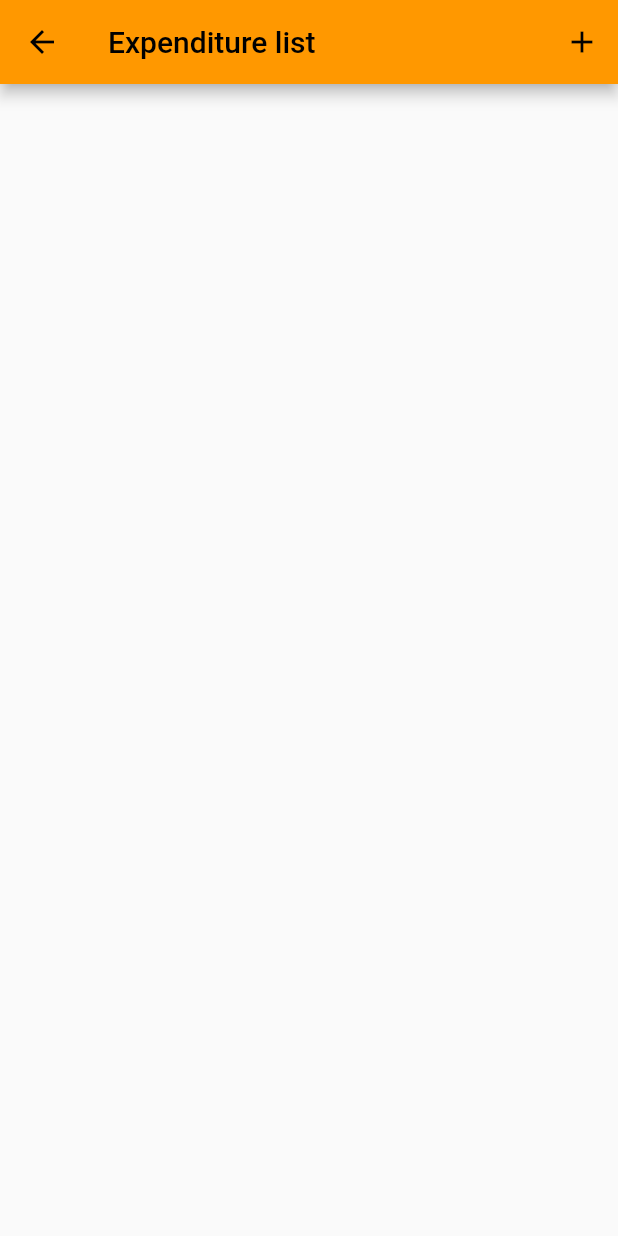
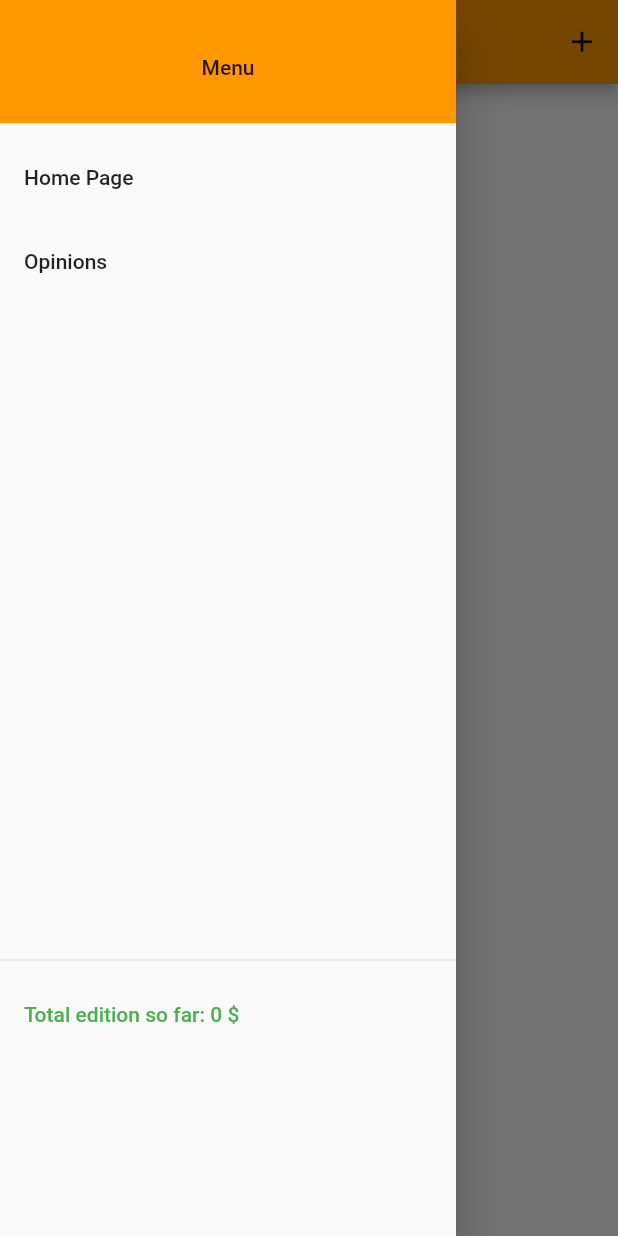
Before and after one commit to tarkomate99/KiadasManagement, a Flutter app: the KiadasokListScreen screen opened directly, with the side drawer open (before the commit the screen has no drawer), on a phone screen of 412 x 824 dp. Run offline on Flutter 3.47's test engine with Material 2 defaults, Android fonts, the phone set to English and light mode, and no system bars; our stand-ins replace camera, contacts_service, easy_localization, geolocator, get, google_maps_flutter and 2 more; accounts and stored records are empty.

Commit message:
last upload

```diff
--- a/lib/Blocs/text_provider.dart
+++ b/lib/Blocs/text_provider.dart
@@ -1,46 +1,73 @@
+import 'dart:math';
+
 import 'package:flutter/cupertino.dart';
 
-class TextProvider extends ChangeNotifier{
-
+class TextProvider extends ChangeNotifier {
   String? search;
   String? name;
   String? path;
+  int? total = 0;
 
-  getText(String text){
-    if(text!=null){
-      search=text;
+  getText(String text) {
+    if (text != null) {
+      search = text;
     }
     notifyListeners();
   }
-  setText(){
-    if(search!=null){
+
+  setText() {
+    if (search != null) {
       return search;
     }
     return '';
   }
 
-  getName(String text){
-    if(text!=null){
-      name=text;
+  getName(String text) {
+    if (text != null) {
+      name = text;
     }
     notifyListeners();
   }
-  setName(){
-    if(name!=null){
+
+  setName() {
+    if (name != null) {
       return name;
     }
     return '';
   }
-  getPath(String text){
-    if(text!=null){
-      path=text;
+
+  getPath(String text) {
+    if (text != null) {
+      path = text;
     }
     notifyListeners();
   }
-  setPath(){
-    if(path!=null){
+
+  setPath() {
+    if (path != null) {
       return path;
     }
     return '';
   }
+
+  getTotal(int price) {
+    if (price != null) {
+      total = (total! + price);
+    }
+    notifyListeners();
+  }
+
+  setTotal() {
+    if (total != null) {
+      return total;
+    }
+    return 0;
+  }
+
+  minusTotal(int price) {
+    if (total != 0) {
+      total = (total! - price);
+    }
+    notifyListeners();
+  }
 }
--- a/lib/Screens/AddKiadas.dart
+++ b/lib/Screens/AddKiadas.dart
@@ -303,6 +303,7 @@ class AddOrUpdateKiadasState extends State<AddOrUpdateKiadas> {
                           var getPrice = controllerPrice.text;
                           var getKivel = controllerKivel.text;
                           var getImagePath = controllerImagepath.text;
+                          var total = int.parse(getPrice);
 
                           if (getDate.isNotEmpty &
                               getPlace.isNotEmpty &
@@ -322,6 +323,7 @@ class AddOrUpdateKiadasState extends State<AddOrUpdateKiadas> {
                               var box =
                                   await Hive.openBox<Kiadasok>('kiadasok');
                               box.add(kiadasokdata);
+                              text_provider.getTotal(total);
                             }
                             text_provider.getPath('');
                             text_provider.getText('');
--- a/lib/Screens/KiadasokList.dart
+++ b/lib/Screens/KiadasokList.dart
@@ -3,12 +3,16 @@ import 'dart:typed_data';
 
 import 'package:flutter/material.dart';
 import 'package:flutter/services.dart';
+import 'package:hive_crud/Blocs/text_provider.dart';
 import 'package:hive_crud/Screens/AddKiadas.dart';
 import 'package:hive_crud/Models/Kiadasok.dart';
 import 'package:hive/hive.dart';
 import 'package:hive_crud/l10n/app_localizations.dart';
 import 'package:hive_crud/main.dart';
 import 'package:path_provider/path_provider.dart';
+import 'package:provider/provider.dart';
+
+import 'VelemenyekList.dart';
 
 class KiadasokListScreen extends StatefulWidget {
   @override
@@ -59,6 +63,9 @@ class KiadasokListScreenState extends State<KiadasokListScreen>
         imgurl = result;
       });
     });
+    final text_provider = Provider.of<TextProvider>(context);
+    int total = text_provider.setTotal();
+    TextEditingController controllerLimit = new TextEditingController();
 
     return SafeArea(
       child: Scaffold(
@@ -79,6 +86,53 @@ class KiadasokListScreenState extends State<KiadasokListScreen>
             ),
           ],
         ),
+        drawer: Drawer(
+          child: ListView(
+            padding: EdgeInsets.zero,
+            children: [
+              Container(
+                height: 90,
+                child: DrawerHeader(
+                  decoration: BoxDecoration(color: Colors.orange),
+                  child: Center(child: Text("Menu")),
+                ),
+              ),
+              ListTile(
+                title: Text('${AppLocalizations.of(context)!.home}'),
+                onTap: () {
+                  Navigator.push(
+                      context, MaterialPageRoute(builder: (_) => HomePage()));
+                },
+              ),
+              ListTile(
+                title: Text('${AppLocalizations.of(context)!.opinions}'),
+                onTap: () {
+                  Navigator.push(context,
+                      MaterialPageRoute(builder: (_) => VelemenyekList()));
+                },
+              ),
+              SizedBox(
+                height: 430,
+              ),
+              Container(
+                child: Align(
+                  alignment: FractionalOffset.bottomCenter,
+                  child: Column(
+                    children: <Widget>[
+                      Divider(),
+                      ListTile(
+                        title: Text(
+                          '${AppLocalizations.of(context)!.edition}: $total ${AppLocalizations.of(context)!.currency}',
+                          style: TextStyle(color: Colors.green),
+                        ),
+                      ),
+                    ],
+                  ),
+                ),
+              )
+            ],
+          ),
+        ),
         body: Container(
           padding: EdgeInsets.all(15),
           child: AnimatedSize(
@@ -90,8 +144,11 @@ class KiadasokListScreenState extends State<KiadasokListScreen>
                 itemCount: listKiadasok.length,
                 itemBuilder: (context, position) {
                   Kiadasok getKiadas = listKiadasok[position];
-                  return ListTile(
-                    title: Text("${getKiadas.price} Ft"),
+                  return Column(
+                    children: [
+                      ListTile(
+                        title: Text(
+                            "${getKiadas.price} ${AppLocalizations.of(context)!.currency}"),
                         subtitle: Text("${getKiadas.date}"),
                         onTap: () async {
                           showModalBottomSheet(
@@ -103,14 +160,17 @@ class KiadasokListScreenState extends State<KiadasokListScreen>
                                       top: 15,
                                       left: 15,
                                       right: 15,
-                                  bottom:
-                                      MediaQuery.of(context).viewInsets.bottom +
+                                      bottom: MediaQuery.of(context)
+                                              .viewInsets
+                                              .bottom +
                                           120,
                                     ),
                                     child: Column(
                                       mainAxisSize: MainAxisSize.min,
-                                  mainAxisAlignment: MainAxisAlignment.center,
-                                  crossAxisAlignment: CrossAxisAlignment.center,
+                                      mainAxisAlignment:
+                                          MainAxisAlignment.center,
+                                      crossAxisAlignment:
+                                          CrossAxisAlignment.center,
                                       children: [
                                         Text(
                                           "${AppLocalizations.of(context)!.expenditure}",
@@ -163,14 +223,19 @@ class KiadasokListScreenState extends State<KiadasokListScreen>
                                   onPressed: () {
                                     final box = Hive.box<Kiadasok>('kiadasok');
                                     box.delete(position);
+                                    text_provider
+                                        .minusTotal(int.parse(getKiadas.price));
                                     setState(() {
                                       listKiadasok.removeAt(position);
+                                      total = text_provider.setTotal();
                                     });
                                   },
                                   icon: Icon(Icons.delete)),
                             ],
                           ),
                         ),
+                      ),
+                    ],
                   );
                 },
               ),
--- a/lib/l10n/app_en.arb
+++ b/lib/l10n/app_en.arb
@@ -20,5 +20,9 @@
   "addopinion" : "Giving an opinion",
   "welcome": "Welcome!",
   "description":
-      "This is an Expense management application that allows you to track your expenses."
+      "This is an Expense management application that allows you to track your expenses.",
+      "home": "Home Page",
+      "edition": "Total edition so far",
+      "currency":"$",
+      "search2" : "Search"
 }
--- a/lib/l10n/app_hu.arb
+++ b/lib/l10n/app_hu.arb
@@ -20,5 +20,9 @@
   "addopinion" : "Vélemény megadása",
   "welcome": "Üdvözöllek!",
   "description":
-      "Ez egy Kiadás management alkalmazás, melynek segítségével követheted a kiadásaidat."
+      "Ez egy Kiadás management alkalmazás, melynek segítségével követheted a kiadásaidat.",
+      "home": "Kezdőlap",
+      "edition": "Az eddigi kiadás összesen",
+      "currency":"Ft",
+      "search2" : "Keresés"
 }
--- a/lib/l10n/app_localizations.dart
+++ b/lib/l10n/app_localizations.dart
@@ -44,6 +44,10 @@ class AppLocalizations {
   String get addopinion => stringById('addopinion');
   String get welcome => stringById('welcome');
   String get description => stringById('description');
+  String get home => stringById('home');
+  String get edition => stringById('edition');
+  String get currency => stringById('currency');
+  String get search2 => stringById('search2');
 }
 
 class _AppLocalizationsDelegate
--- a/lib/l10n/en.dart
+++ b/lib/l10n/en.dart
@@ -20,5 +20,9 @@ const ENGLISH_TEXTS = {
   "addopinion": "Giving an opinion",
   "welcome": "Welcome!",
   "description":
-      "This is an Expense management application that allows you to track your expenses."
+      "This is an Expense management application that allows you to track your expenses.",
+  "home": "Home Page",
+  "edition": "Total edition so far",
+  "currency": r"$",
+  "search2": "Search"
 };
--- a/lib/l10n/hu.dart
+++ b/lib/l10n/hu.dart
@@ -20,5 +20,9 @@ const HUNGARIAN_TEXTS = {
   "addopinion": "Vélemény megadása",
   "welcome": "Üdvözöllek!",
   "description":
-      "Ez egy Kiadás management alkalmazás, melynek segítségével követheted a kiadásaidat."
+      "Ez egy Kiadás management alkalmazás, melynek segítségével követheted a kiadásaidat.",
+  "home": "Kezdőlap",
+  "edition": "Az eddigi kiadás összesen",
+  "currency": "Ft",
+  "search2": "Keresés"
 };
```
Also changed, not shown: lib/Screens/ContactList.dart (+34 -31 lines), lib/Screens/Map.dart (+40 -31 lines), 1 other file. Lines whose indentation alone changed are shown as unchanged.
